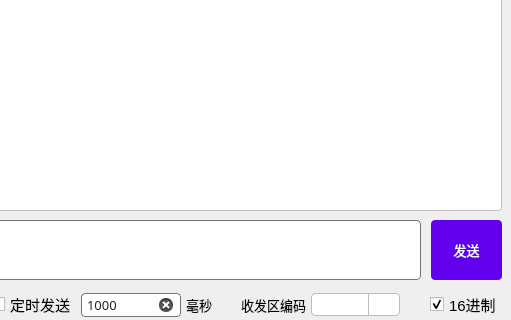
Above: mainwindow.ui from AndroidCoderPeng/serial_port_debugger before the change; both pictures show x 289 to 800 and y 280 to 600 of the 800 by 600 pixel window. Below: the same form after it.
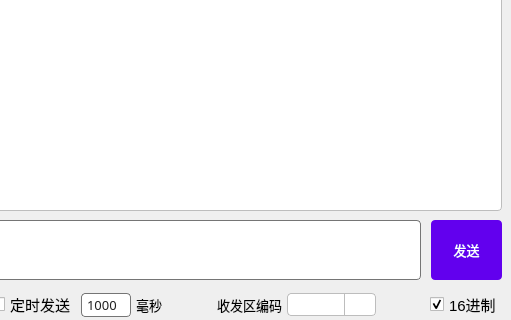
That is the form after the change. Icons and pictures are not drawn.

Commit message:
refactor(gui): 调整时间输入框大小并移除清除按钮
- 将时间输入框的宽度从 100减小到 50
- 移除了时间输入框的清除按钮

Patch:
```diff
--- a/mainwindow.ui
+++ b/mainwindow.ui
@@ -480,13 +480,13 @@
       <widget class="QLineEdit" name="timeLineEdit">
        <property name="minimumSize">
         <size>
-         <width>100</width>
+         <width>50</width>
          <height>0</height>
         </size>
        </property>
        <property name="maximumSize">
         <size>
-         <width>100</width>
+         <width>50</width>
          <height>16777215</height>
         </size>
        </property>
@@ -515,9 +515,6 @@
        <property name="readOnly">
         <bool>false</bool>
        </property>
-       <property name="clearButtonEnabled">
-        <bool>true</bool>
-       </property>
       </widget>
      </item>
      <item>
```
